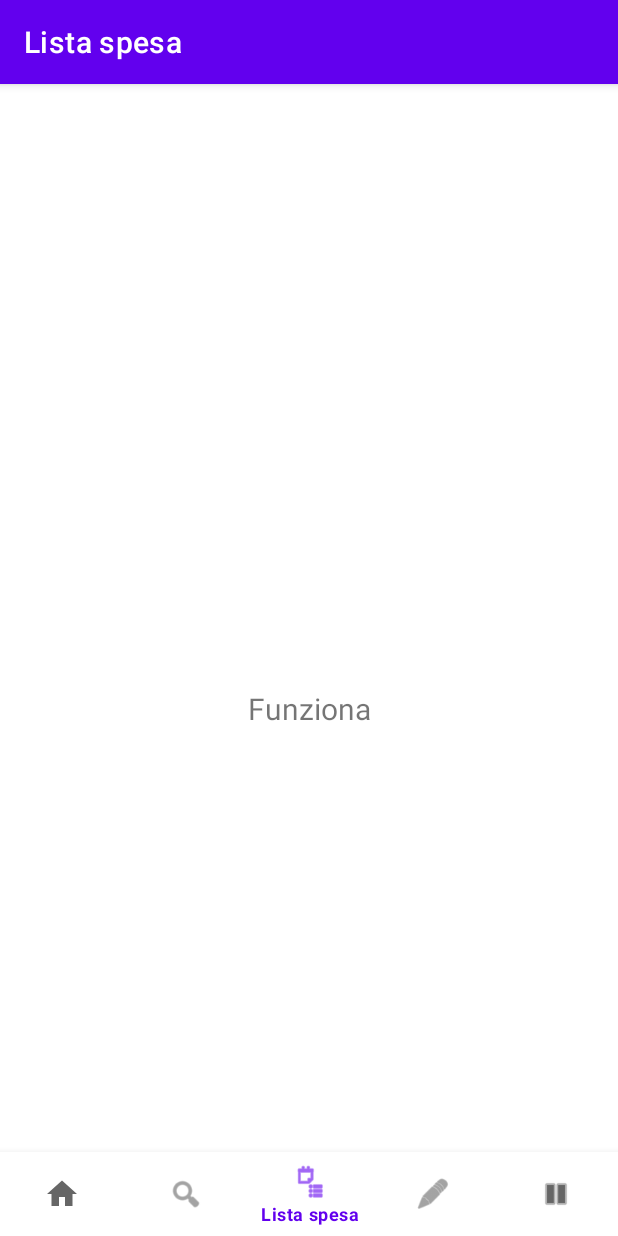
After one commit to IzziGiuseppe/GreenMarket, an Android app: the ListaSpesaFragment screen opened through its navigation route, on a phone screen of 412 x 824 dp. The commit adds this screen. Run offline under Robolectric (Android 15) with nearby library versions, the phone set to English and light mode, and no system bars; our stand-ins replace Room's generated code, navigation-ui.

Commit message:
Rinominati package e file coerentemente

```diff
--- a/GreenMarket/app/src/main/java/com/example/greenmarket/ui/altro/AltroViewModel.kt
+++ b/GreenMarket/app/src/main/java/com/example/greenmarket/ui/altro/AltroViewModel.kt
@@ -20,7 +20,6 @@ class AltroViewModel(application: Application) : AndroidViewModel(application) {
         )
     }
     val menuItems: LiveData<List<AltroMenu>> = _menuItems
-    //prova
 
     fun sceltaListener(position: Int) {
         when (position) {
--- /dev/null
+++ b/GreenMarket/app/src/main/java/com/example/greenmarket/ui/lista_spesa/ListaSpesaFragment.kt
@@ -0,0 +1,42 @@
+package com.example.greenmarket.ui.lista_spesa
+
+import android.os.Bundle
+import android.view.LayoutInflater
+import android.view.View
+import android.view.ViewGroup
+import android.widget.TextView
+import androidx.fragment.app.Fragment
+import androidx.lifecycle.ViewModelProvider
+import com.example.greenmarket.databinding.FragmentListaSpesaBinding
+
+class ListaSpesaFragment : Fragment() {
+
+    private var _binding: FragmentListaSpesaBinding? = null
+
+    // This property is only valid between onCreateView and
+    // onDestroyView.
+    private val binding get() = _binding!!
+
+    override fun onCreateView(
+        inflater: LayoutInflater,
+        container: ViewGroup?,
+        savedInstanceState: Bundle?
+    ): View {
+        val notificationsViewModel =
+            ViewModelProvider(this).get(ListaSpesaViewModel::class.java)
+
+        _binding = FragmentListaSpesaBinding.inflate(inflater, container, false)
+        val root: View = binding.root
+
+        val textView: TextView = binding.textNotifications
+        notificationsViewModel.text.observe(viewLifecycleOwner) {
+            textView.text = it
+        }
+        return root
+    }
+
+    override fun onDestroyView() {
+        super.onDestroyView()
+        _binding = null
+    }
+}
--- /dev/null
+++ b/GreenMarket/app/src/main/java/com/example/greenmarket/ui/lista_spesa/ListaSpesaViewModel.kt
@@ -0,0 +1,13 @@
+package com.example.greenmarket.ui.lista_spesa
+
+import androidx.lifecycle.LiveData
+import androidx.lifecycle.MutableLiveData
+import androidx.lifecycle.ViewModel
+
+class ListaSpesaViewModel : ViewModel() {
+
+    private val _text = MutableLiveData<String>().apply {
+        value = "Funziona"
+    }
+    val text: LiveData<String> = _text
+}
--- /dev/null
+++ b/GreenMarket/app/src/main/res/layout/fragment_lista_spesa.xml
@@ -0,0 +1,22 @@
+<?xml version="1.0" encoding="utf-8"?>
+<androidx.constraintlayout.widget.ConstraintLayout xmlns:android="http://schemas.android.com/apk/res/android"
+    xmlns:app="http://schemas.android.com/apk/res-auto"
+    xmlns:tools="http://schemas.android.com/tools"
+    android:layout_width="match_parent"
+    android:layout_height="match_parent"
+    tools:context=".ui.lista_spesa.ListaSpesaFragment">
+
+    <TextView
+        android:id="@+id/text_notifications"
+        android:layout_width="match_parent"
+        android:layout_height="wrap_content"
+        android:layout_marginStart="8dp"
+        android:layout_marginTop="8dp"
+        android:layout_marginEnd="8dp"
+        android:textAlignment="center"
+        android:textSize="20sp"
+        app:layout_constraintBottom_toBottomOf="parent"
+        app:layout_constraintEnd_toEndOf="parent"
+        app:layout_constraintStart_toStartOf="parent"
+        app:layout_constraintTop_toTopOf="parent" />
+</androidx.constraintlayout.widget.ConstraintLayout>
--- a/GreenMarket/app/src/main/res/navigation/mobile_navigation.xml
+++ b/GreenMarket/app/src/main/res/navigation/mobile_navigation.xml
@@ -13,15 +13,15 @@
 
     <fragment
         android:id="@+id/navigation_ricerca"
-        android:name="com.example.greenmarket.ui.dashboard.DashboardFragment"
+        android:name="com.example.greenmarket.ui.ricerca.RicercaFragment"
         android:label="@string/title_ricerca"
-        tools:layout="@layout/fragment_dashboard" />
+        tools:layout="@layout/fragment_ricerca" />
 
     <fragment
         android:id="@+id/navigation_lista_della_spesa"
-        android:name="com.example.greenmarket.ui.notifications.NotificationsFragment"
+        android:name="com.example.greenmarket.ui.lista_spesa.ListaSpesaFragment"
         android:label="@string/title_lista_spesa"
-        tools:layout="@layout/fragment_notifications" />
+        tools:layout="@layout/fragment_lista_spesa" />
 
     <fragment
         android:id="@+id/navigation_ricettario"
```
Also changed, not shown: GreenMarket/app/src/main/java/com/example/greenmarket/ui/dashboard/DashboardFragment.kt (deleted, +0 -42 lines), GreenMarket/app/src/main/java/com/example/greenmarket/ui/dashboard/DashboardViewModel.kt (deleted, +0 -13 lines), GreenMarket/app/src/main/java/com/example/greenmarket/ui/notifications/NotificationsFragment.kt (deleted, +0 -42 lines), GreenMarket/app/src/main/java/com/example/greenmarket/ui/notifications/NotificationsViewModel.kt (deleted, +0 -13 lines), GreenMarket/app/src/main/java/com/example/greenmarket/ui/ricerca/RicercaFragment.kt (added, +42 -0 lines), GreenMarket/app/src/main/java/com/example/greenmarket/ui/ricerca/RicercaViewModel.kt (added, +13 -0 lines), GreenMarket/app/src/main/res/layout/fragment_dashboard.xml (deleted, +0 -21 lines), GreenMarket/app/src/main/res/layout/fragment_notifications.xml (deleted, +0 -22 lines), GreenMarket/app/src/main/res/layout/fragment_ricerca.xml (added, +21 -0 lines), 340 other files.
